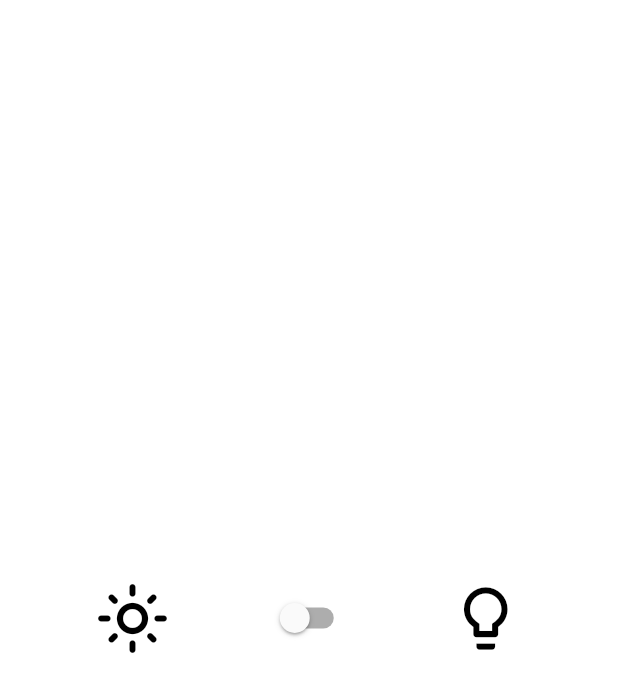
After one commit to rikousik/flutter_app_development_course_manikganj, a Flutter app: the screen it shows after launch, after a tap on "State Page", on a phone screen of 412 x 824 dp. The commit adds this screen. Shown: the top 692 px of the screen. Run offline on Flutter 3.47's test engine with Material 2 defaults, Android fonts, the phone set to English and light mode, and no system bars.

Commit message:
state page

```diff
--- a/class_07/manikganj_flutter_app/lib/home_page.dart
+++ b/class_07/manikganj_flutter_app/lib/home_page.dart
@@ -6,6 +6,7 @@ import 'package:manikganj_flutter_app/screens/flag_page.dart';
 import 'package:manikganj_flutter_app/screens/news_paper.dart';
 import 'package:manikganj_flutter_app/screens/product_page.dart';
 import 'package:manikganj_flutter_app/screens/row_page.dart';
+import 'package:manikganj_flutter_app/screens/stateful_stateless.dart';
 
 class HomePage extends StatelessWidget {
   HomePage({Key? key}) : super(key: key);
@@ -150,6 +151,12 @@ That does not mean there is no mystery weapon. In fact, thinking back on the Mos
                     MaterialPageRoute(builder: (context) => ProductPage()));
               },
               child: const Text('Product Page')),
+          ElevatedButton(
+              onPressed: () {
+                Navigator.of(context)
+                    .push(MaterialPageRoute(builder: (context) => TestPage()));
+              },
+              child: const Text('State Page')),
           Container(
             padding: const EdgeInsets.all(10),
             color: Colors.yellow,
--- /dev/null
+++ b/class_07/manikganj_flutter_app/lib/screens/stateful_stateless.dart
@@ -0,0 +1,65 @@
+import 'package:flutter/material.dart';
+
+class TestPage extends StatefulWidget {
+  TestPage({Key? key}) : super(key: key);
+
+  @override
+  State<TestPage> createState() => _TestPageState();
+}
+
+class _TestPageState extends State<TestPage> {
+  bool roomColorOn = true;
+  bool dimLighOn = false;
+
+  @override
+  Widget build(BuildContext context) {
+    return SafeArea(
+      child: Scaffold(
+          backgroundColor: roomColorOn ? Colors.white : Colors.black,
+          body: Center(
+            child: Row(
+              mainAxisAlignment: MainAxisAlignment.spaceEvenly,
+              children: [
+                IconButton(
+                    onPressed: () {
+                      setState(() {
+                        roomColorOn = false;
+                      });
+                    },
+                    color: dimLighOn
+                        ? Colors.yellow
+                        : roomColorOn
+                            ? Colors.black
+                            : Colors.grey,
+                    iconSize: 50,
+                    icon: dimLighOn
+                        ? Icon(Icons.light_mode)
+                        : Icon(Icons.light_mode_outlined)),
+                Switch(
+                    value: dimLighOn,
+                    onChanged: (bool value) {
+                      setState(() {
+                        dimLighOn = value;
+                      });
+                    }),
+                IconButton(
+                    onPressed: () {
+                      setState(() {
+                        roomColorOn = true;
+                      });
+                    },
+                    color: dimLighOn
+                        ? Colors.yellow
+                        : roomColorOn
+                            ? Colors.black
+                            : Colors.grey,
+                    iconSize: 50,
+                    icon: dimLighOn
+                        ? Icon(Icons.lightbulb)
+                        : Icon(Icons.lightbulb_outline))
+              ],
+            ),
+          )),
+    );
+  }
+}
```
Also changed, not shown: class_07/manikganj_flutter_app/lib/screens/product_page.dart (+5 -5 lines).
